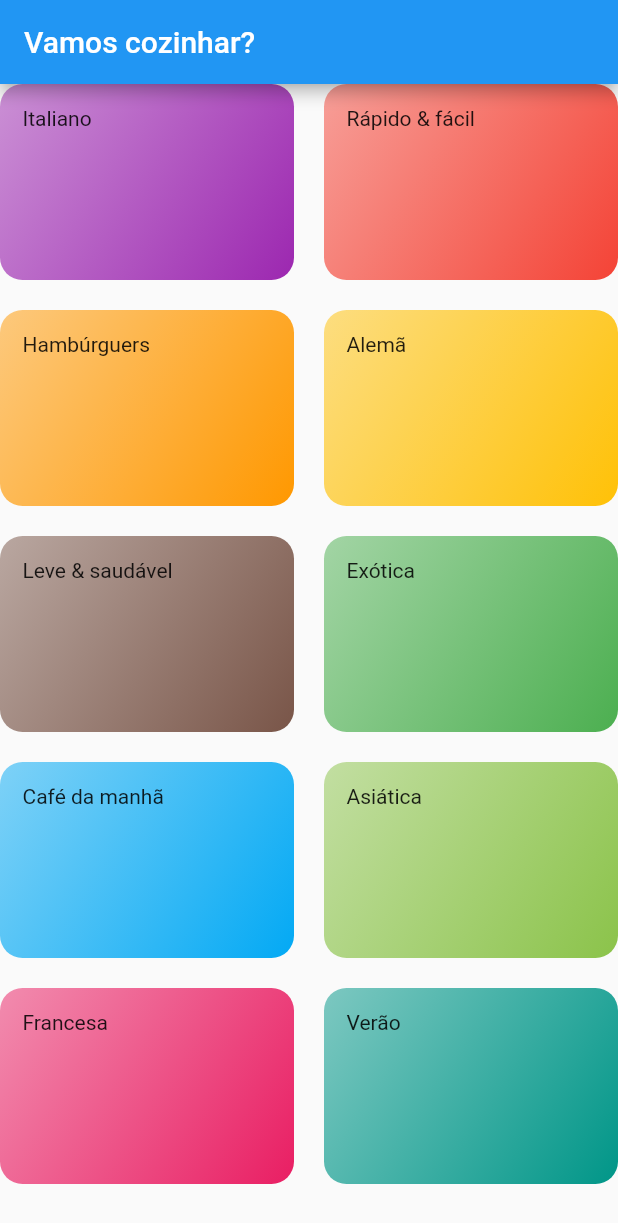
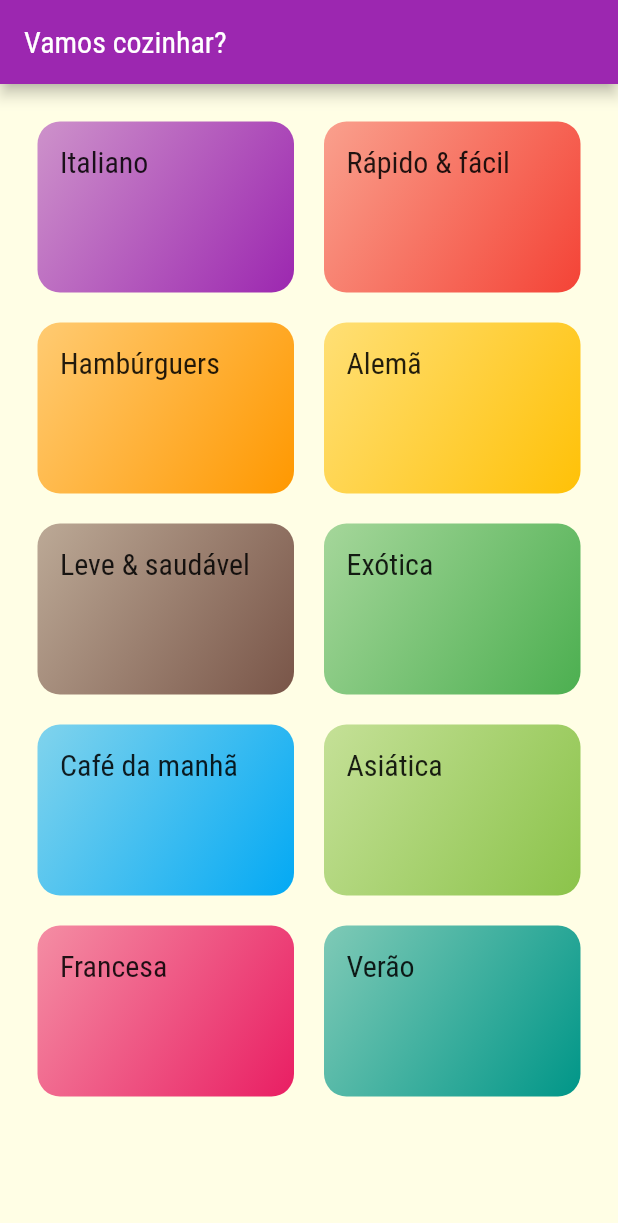
Before and after one commit to oElberte/meals, a Flutter app: the screen it shows after launch, on a phone screen of 412 x 824 dp. Shown: the top 1223 px of the screen. Run offline on Flutter 3.47's test engine with Material 2 defaults, Android fonts, the phone set to English and light mode, and no system bars.

Commit message:
New fonts added

```diff
--- a/lib/components/category_item.dart
+++ b/lib/components/category_item.dart
@@ -10,7 +10,10 @@ class CategoryItem extends StatelessWidget {
   Widget build(BuildContext context) {
     return Container(
       padding: const EdgeInsets.all(15),
-      child: Text(category.title),
+      child: Text(
+        category.title,
+        style: Theme.of(context).textTheme.headline6,
+      ),
       decoration: BoxDecoration(
         borderRadius: BorderRadius.circular(15),
         gradient: LinearGradient(
--- a/lib/main.dart
+++ b/lib/main.dart
@@ -11,7 +11,19 @@ class MyApp extends StatelessWidget {
     return MaterialApp(
       title: 'DeliMeals',
       theme: ThemeData(
-        primarySwatch: Colors.blue,
+        colorScheme: ColorScheme.fromSwatch(
+          primarySwatch: Colors.purple,
+        ).copyWith(
+          secondary: Colors.amber,
+        ),
+        fontFamily: 'Raleway',
+        canvasColor: const Color.fromRGBO(255, 254, 229, 1),
+        textTheme: ThemeData.light().textTheme.copyWith(
+              headline6: const TextStyle(
+                fontSize: 20,
+                fontFamily: 'RobotoCondensed',
+              ),
+            ),
       ),
       home: const CategoriesScreen(),
     );
--- a/lib/screens/categories_screen.dart
+++ b/lib/screens/categories_screen.dart
@@ -12,6 +12,7 @@ class CategoriesScreen extends StatelessWidget {
         title: Text("Vamos cozinhar?"),
       ),
       body: GridView.builder(
+        padding: const EdgeInsets.all(25),
         gridDelegate: const SliverGridDelegateWithMaxCrossAxisExtent(
           maxCrossAxisExtent: 200,
           childAspectRatio: 3 / 2,
```
Also changed, not shown: pubspec.yaml (+17 -11 lines), assets/fonts/Raleway-Black.ttf (added), assets/fonts/Raleway-Bold.ttf (added), assets/fonts/Raleway-Regular.ttf (added), assets/fonts/RobotoCondensed-Bold.ttf (added), assets/fonts/RobotoCondensed-Italic.ttf (added), assets/fonts/RobotoCondensed-Light.ttf (added), assets/fonts/RobotoCondensed-Regular.ttf (added).
